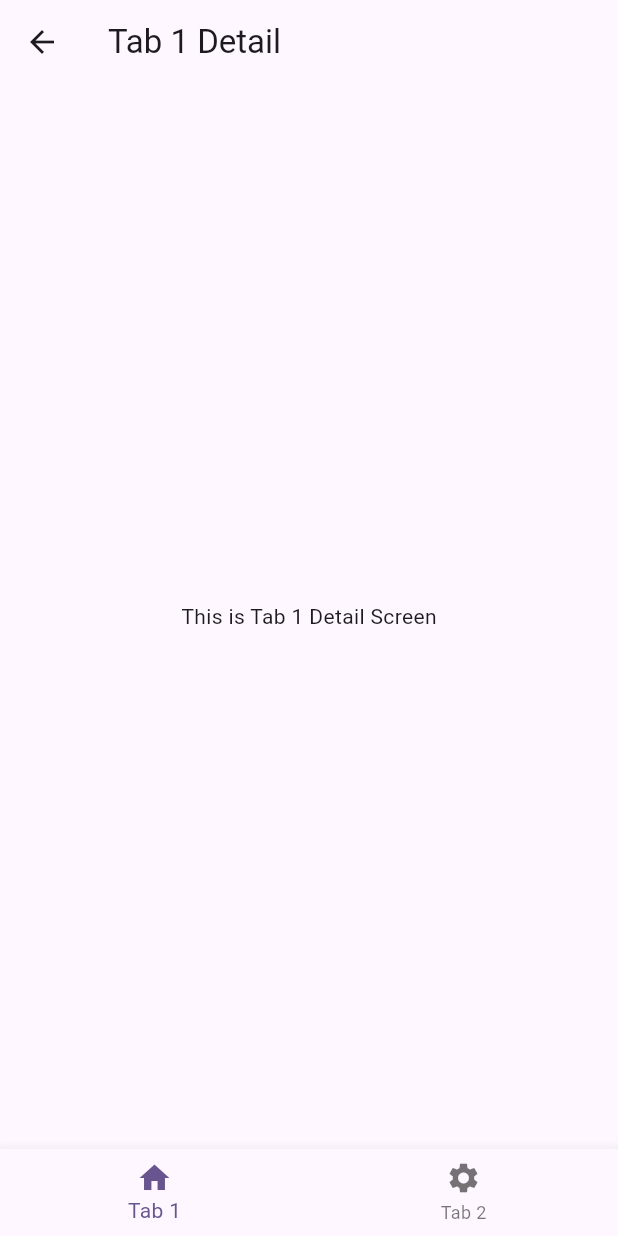
After one commit to nanakoshis/learning_app, a Flutter app: the BottomNavigationPage screen opened by its route, after a tap on "Go to Detail in Tab 1", on a phone screen of 412 x 824 dp. The commit adds this screen. Run offline on Flutter 3.47's test engine with Material 3 defaults, Android fonts, the phone set to English and light mode, and no system bars; our stand-ins replace carousel_slider, dio, flutter_dotenv, flutter_riverpod, freezed_annotation, go_router and 3 more; generated files the repository leaves out were written again.

Commit message:
ボトムナビゲーションバーの作成

```diff
--- a/practice_app/lib/main.dart
+++ b/practice_app/lib/main.dart
@@ -9,6 +9,7 @@ import 'package:practice_app/view/callback_screen.dart';
 import 'package:practice_app/view/carousel_slider.dart';
 import 'package:practice_app/view/color_sample_screen.dart';
 import 'package:practice_app/view/environmental_variables_screen.dart';
+import 'package:practice_app/view/navigation/bottom_%20navigation_page.dart';
 
 import 'view/first_screen.dart';
 import 'view/my_home_pege.dart';
@@ -80,6 +81,7 @@ class MyApp extends StatelessWidget {
           isDebugModeEnabled: isDebugModeEnabled,
         ),
         '/MicroCmsDiaryTopPage': (context) => const MicroCmsDiaryTopPage(),
+        '/BottomNavigationPage': (context) => const BottomNavigationPage(),
       },
     );
   }
--- /dev/null
+++ b/practice_app/lib/view/navigation/bottom_ navigation_page.dart
@@ -0,0 +1,137 @@
+import 'package:flutter/material.dart';
+
+// 各タブの Navigator に対応する GlobalKey を作成
+// タブごとに独立したナビゲーションスタックを持たせたい為
+final GlobalKey<NavigatorState> tab1NavigatorKey = GlobalKey<NavigatorState>();
+final GlobalKey<NavigatorState> tab2NavigatorKey = GlobalKey<NavigatorState>();
+
+class BottomNavigationPage extends StatefulWidget {
+  const BottomNavigationPage({super.key});
+
+  @override
+  BottomNavigationPageState createState() => BottomNavigationPageState();
+}
+
+class BottomNavigationPageState extends State<BottomNavigationPage> {
+  int _currentIndex = 0;
+
+  @override
+  Widget build(BuildContext context) {
+    return Scaffold(
+      // IndexedStackで各タブの画面を設定
+      body: IndexedStack(
+        index: _currentIndex,
+        children: [
+          // Navigatorでルートナビゲーターを作成
+          // GlobalKey<NavigatorState>()を設定することで、タブ1独自のルートナビゲーターを作成できる
+          Navigator(
+            key: tab1NavigatorKey, // タブ1の Navigator
+            onGenerateRoute: (RouteSettings settings) {
+              return MaterialPageRoute(
+                builder: (context) => const Tab1Screen(),
+              );
+            },
+          ),
+          // Navigatorでルートナビゲーターを作成
+          // GlobalKey<NavigatorState>()を設定することで、タブ2独自のルートナビゲーターを作成できる
+          Navigator(
+            key: tab2NavigatorKey, // タブ2の Navigator
+            onGenerateRoute: (RouteSettings settings) {
+              return MaterialPageRoute(
+                builder: (context) => const Tab2Screen(),
+              );
+            },
+          ),
+        ],
+      ),
+      // ボトムナビゲーションバーを作成
+      bottomNavigationBar: BottomNavigationBar(
+        // 現在のタブ番号
+        currentIndex: _currentIndex,
+        // タップしたタブ番号を_currentIndexに設定
+        onTap: (index) {
+          setState(() {
+            _currentIndex = index;
+          });
+        },
+        items: const [
+          BottomNavigationBarItem(icon: Icon(Icons.home), label: 'Tab 1'),
+          BottomNavigationBarItem(icon: Icon(Icons.settings), label: 'Tab 2'),
+        ],
+      ),
+    );
+  }
+}
+
+class Tab1Screen extends StatelessWidget {
+  const Tab1Screen({super.key});
+
+  @override
+  Widget build(BuildContext context) {
+    return Scaffold(
+      appBar: AppBar(title: const Text('Tab 1')),
+      body: Center(
+        child: ElevatedButton(
+          onPressed: () {
+            /* タブ1で設定したNavigatorで画面遷移をする
+               これにより、ボトムナビゲーションバーを残したまま画面遷移ができる */
+            tab1NavigatorKey.currentState?.push(
+              MaterialPageRoute(builder: (context) => const Tab1DetailScreen()),
+            );
+          },
+          child: const Text('Go to Detail in Tab 1'),
+        ),
+      ),
+    );
+  }
+}
+
+class Tab1DetailScreen extends StatelessWidget {
+  const Tab1DetailScreen({super.key});
+
+  @override
+  Widget build(BuildContext context) {
+    return Scaffold(
+      appBar: AppBar(title: const Text('Tab 1 Detail')),
+      body: const Center(
+        child: Text('This is Tab 1 Detail Screen'),
+      ),
+    );
+  }
+}
+
+class Tab2Screen extends StatelessWidget {
+  const Tab2Screen({super.key});
+
+  @override
+  Widget build(BuildContext context) {
+    return Scaffold(
+      appBar: AppBar(title: const Text('Tab 2')),
+      body: Center(
+        child: ElevatedButton(
+          onPressed: () {
+            /* rootNavigator: trueにすることで親のNavigatorを使用して画面遷移ができる
+               これにより、ボトムナビゲーションバーを非表示にして画面遷移ができる */
+            Navigator.of(context, rootNavigator: true).push(MaterialPageRoute(
+                builder: (context) => const Tab2DetailScreen()));
+          },
+          child: const Text('Go to Detail in Tab 2'),
+        ),
+      ),
+    );
+  }
+}
+
+class Tab2DetailScreen extends StatelessWidget {
+  const Tab2DetailScreen({super.key});
+
+  @override
+  Widget build(BuildContext context) {
+    return Scaffold(
+      appBar: AppBar(title: const Text('Tab 2 Detail')),
+      body: const Center(
+        child: Text('This is Tab 2 Detail Screen'),
+      ),
+    );
+  }
+}
```
Also changed, not shown: practice_app/lib/view/first_screen.dart (+8 -0 lines).
